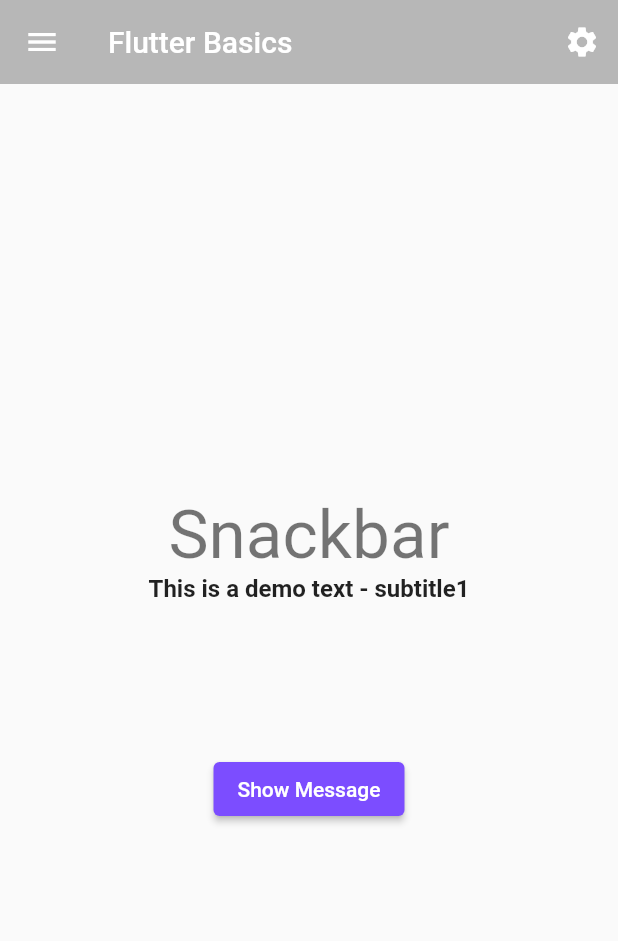
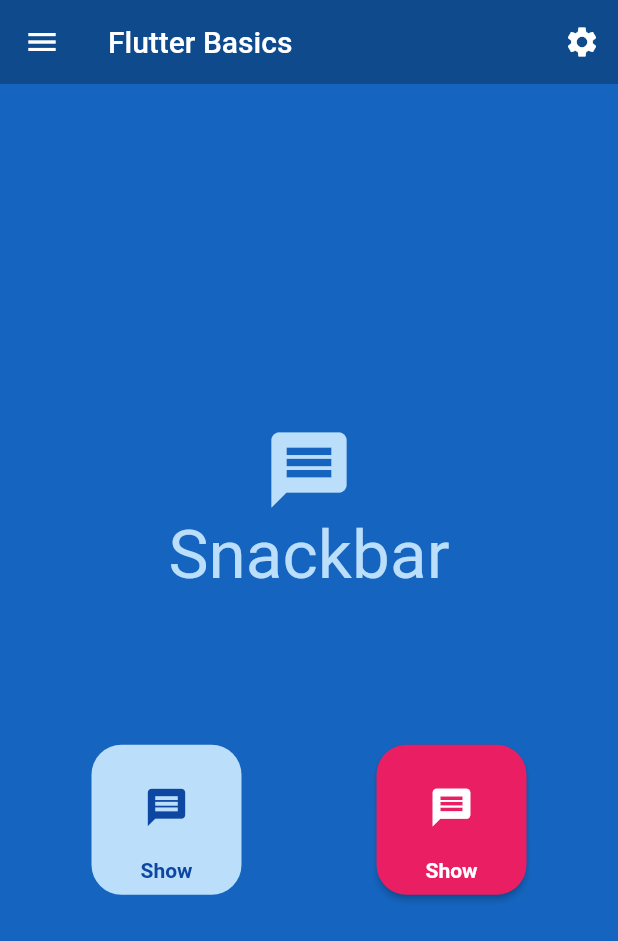
Before and after one commit to karadasmurat/basics_dart_flutter, a Flutter app: the screen it shows after launch, in the side drawer, after a tap on "Snackbar", on a phone screen of 412 x 824 dp. Shown: the top 941 px of the screen. Run offline on Flutter 3.47's test engine with Material 2 defaults, Android fonts, the phone set to English and light mode, and no system bars; our stand-ins replace font_awesome_flutter, google_fonts, transparent_image; network calls fail.

Commit message:
elevated button and container button

```diff
--- a/lib/flutter/snackbar.dart
+++ b/lib/flutter/snackbar.dart
@@ -1,4 +1,5 @@
 import 'package:flutter/material.dart';
+import 'package:font_awesome_flutter/font_awesome_flutter.dart';
 
 import 'appbar.dart';
 import 'navigation_drawer.dart';
@@ -12,6 +13,7 @@ class SnackBarDemo extends StatelessWidget {
     final textTheme = Theme.of(context).textTheme;
 
     return Scaffold(
+      backgroundColor: Colors.blue[800],
       drawer: const MyDrawer(),
       appBar: const MyAppBar(),
       body: Center(
@@ -20,21 +22,75 @@ class SnackBarDemo extends StatelessWidget {
           child: Column(
             mainAxisAlignment: MainAxisAlignment.center,
             children: [
+              Icon(
+                Icons.message,
+                size: 60,
+                color: Colors.blue[100],
+              ),
               Text(
                 "Snackbar",
-                style: textTheme.headline3,
+                style: textTheme.headline3?.copyWith(color: Colors.blue[100]),
+              ),
+              const SizedBox(height: 100),
+
+              // button row
+              Row(
+                mainAxisAlignment: MainAxisAlignment.spaceAround,
+                children: [
+                  Container(
+                    padding: const EdgeInsets.all(8),
+                    width: 100,
+                    height: 100,
+                    decoration: BoxDecoration(
+                      color: Colors.blue[100],
+                      borderRadius: BorderRadius.circular(20),
+                    ),
+                    child: Column(
+                      children: [
+                        // Force text in the direction of mainaxisalignment (down)
+                        Expanded(
+                          child: Icon(
+                            Icons.message,
+                            size: 30,
+                            color: Colors.blue[900],
+                          ),
                         ),
                         Text(
-                "This is a demo text - subtitle1",
-                style: textTheme.subtitle1?.copyWith(fontWeight: FontWeight.bold),
+                          "Show",
+                          style: TextStyle(
+                            color: Colors.blue[900],
+                            fontWeight: FontWeight.bold,
                           ),
-              const SizedBox(height: 100),
+                        ),
+                      ],
+                    ),
+                  ),
                   ElevatedButton(
                     onPressed: () {
                       showSnackBar2(context,
                           "Lorem ipsum dolor sit amet, consectetur adipiscing elit. Mauris vitae imperdiet sem. Proin mattis non libero quis consectetur.");
                     },
-                child: const Text("Show Message"),
+                    style: ElevatedButton.styleFrom(
+                      fixedSize: const Size(100, 100),
+                      primary: Colors.pink,
+                      padding: const EdgeInsets.all(8),
+                      // OutlinedBorder
+                      shape: RoundedRectangleBorder(
+                        borderRadius: BorderRadius.circular(20),
+                      ),
+                      textStyle: const TextStyle(
+                        //fontSize: 30,
+                        fontWeight: FontWeight.bold,
+                      ),
+                    ),
+                    child: Column(
+                      children: const [
+                        Expanded(child: Icon(Icons.message, size: 30)),
+                        Text("Show"),
+                      ],
+                    ),
+                  ),
+                ],
               ),
             ],
           ),
```
Lines whose indentation alone changed are shown as unchanged.
